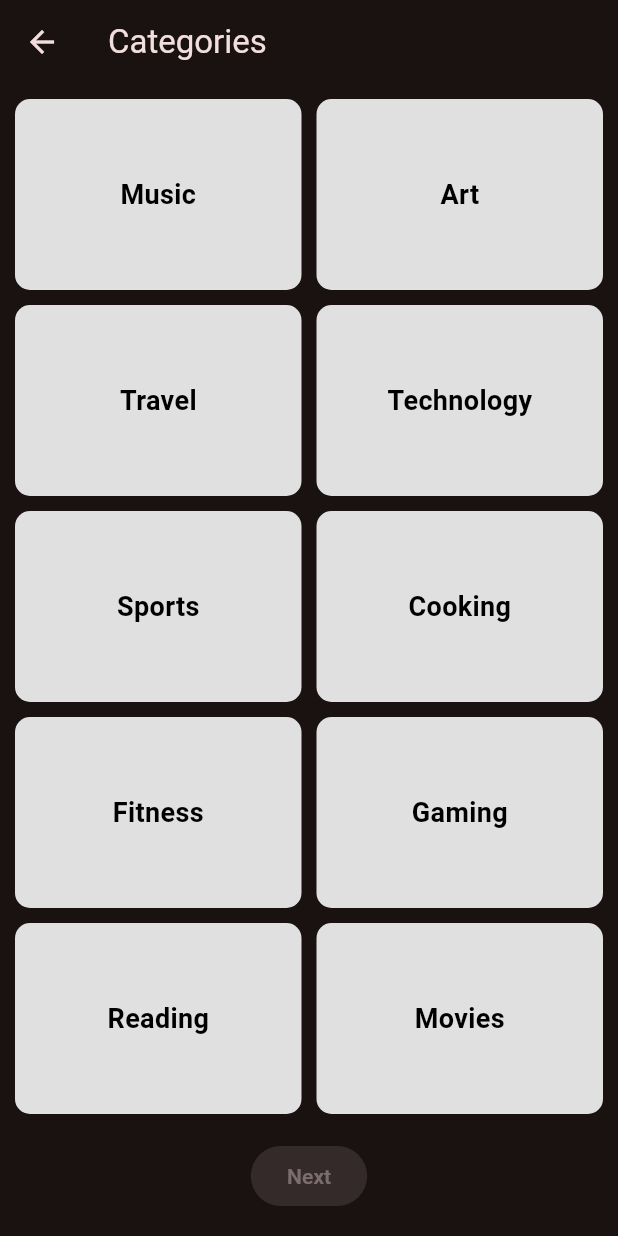
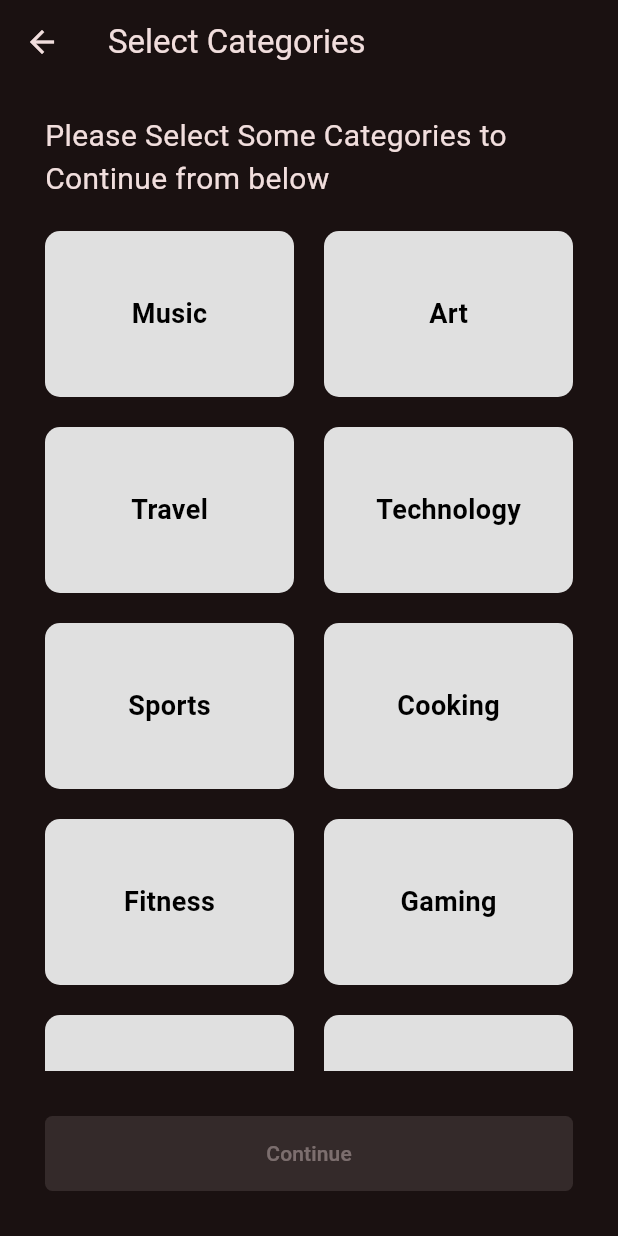
Before and after one commit to TheAutomators-Git/AI-Companion-Frontend, a Flutter app: the CategoriesPage screen opened directly, on a phone screen of 412 x 824 dp. Run offline on Flutter 3.47's test engine with Material 3 defaults, Android fonts, the phone set to English and light mode, and no system bars; our stand-ins replace carousel_slider, flutter_dotenv.

Commit message:
fixed categories pages

```diff
--- a/lib/pages/categories_page.dart
+++ b/lib/pages/categories_page.dart
@@ -1,5 +1,4 @@
 import 'package:flutter/material.dart';
-import 'display_page.dart'; // Import the DisplayPage
 
 class CategoriesPage extends StatefulWidget {
   @override
@@ -15,33 +14,62 @@ class _CategoriesPageState extends State<CategoriesPage> {
   ];
 
   Set<int> selectedCategories = Set<int>();
+  String warningMessage = '';
+
+  // Method to convert selected indices to category names
+  List<String> getSelectedCategoryNames() {
+    return selectedCategories.map((index) => categories[index]).toList();
+  }
 
   @override
   Widget build(BuildContext context) {
     return Scaffold(
       appBar: AppBar(
-        title: Text('Categories'),
+        title: Text('Select Categories'),
       ),
       body: LayoutBuilder(
         builder: (context, constraints) {
-          double maxWidth = 600; // Set your desired maximum width here
+          double maxWidth = 600;
           double gridWidth = constraints.maxWidth < maxWidth
               ? constraints.maxWidth
               : maxWidth;
 
-          return Center(
+          return Container(
+            padding: EdgeInsets.all(20.0),
+            child: Center(
               child: SizedBox(
                 width: gridWidth,
                 child: Column(
                   children: [
+                    Padding(
+                      padding: EdgeInsets.fromLTRB(10, 0, 10, 10),
+                      child: Align(
+                        alignment: Alignment.centerLeft,
+                        child: Text(
+                          "Please Select Some Categories to Continue from below",
+                          style: TextStyle(fontSize: 20),
+                        ),
+                      ),
+                    ),
+                    if (warningMessage.isNotEmpty)
+                      Padding(
+                        padding: EdgeInsets.fromLTRB(10, 0, 10, 10),
+                        child: Align(
+                          alignment: Alignment.centerLeft,
+                          child: Text(
+                            warningMessage,
+                            style: TextStyle(color: Colors.red, fontSize: 20),
+                          ),
+                        ),
+                      ),
                     Expanded(
                       child: GridView.builder(
                         padding: EdgeInsets.all(10.0),
                         gridDelegate: SliverGridDelegateWithFixedCrossAxisCount(
                           crossAxisCount: 2,
                           childAspectRatio: 3 / 2,
-                        crossAxisSpacing: 10,
-                        mainAxisSpacing: 10,
+                          crossAxisSpacing: 20,
+                          mainAxisSpacing: 20,
                         ),
                         itemCount: categories.length,
                         itemBuilder: (context, index) {
@@ -50,15 +78,22 @@ class _CategoriesPageState extends State<CategoriesPage> {
                               setState(() {
                                 if (selectedCategories.contains(index)) {
                                   selectedCategories.remove(index);
+                                  warningMessage = '';
                                 } else {
+                                  if (selectedCategories.length < 5) {
                                     selectedCategories.add(index);
+                                    warningMessage = '';
+                                  } else {
+                                    warningMessage =
+                                        'You can select max 5 categories.';
+                                  }
                                 }
                               });
                             },
                             child: Container(
                               decoration: BoxDecoration(
                                 color: selectedCategories.contains(index)
-                                  ? Color(0xFFfc5656) // Updated color
+                                    ? Color(0xFFfc5656)
                                     : Colors.grey[300],
                                 borderRadius: BorderRadius.circular(10),
                               ),
@@ -79,23 +114,27 @@ class _CategoriesPageState extends State<CategoriesPage> {
                       ),
                     ),
                     Padding(
-                    padding: const EdgeInsets.all(16.0),
+                      padding: const EdgeInsets.fromLTRB(10, 30, 10, 10),
+                      child: SizedBox(
+                        width: double.infinity,
+                        height: 50,
                         child: ElevatedButton(
                           onPressed: selectedCategories.length >= 5
                               ? () {
-                              // Navigate to DisplayPage
-                              Navigator.push(
-                                context,
-                                MaterialPageRoute(
-                                  builder: (context) => DisplayPage(),
-                                ),
-                              );
                                 }
                               : null,
-                      child: Text('Next'),
+                          style: ElevatedButton.styleFrom(
+                            shape: RoundedRectangleBorder(
+                              borderRadius: BorderRadius.circular(5),
+                            ),
+                            padding: EdgeInsets.zero,
+                          ),
+                          child: Text('Continue'),
+                        ),
                       ),
                     ),
                   ],
+                ),
               ),
             ),
           );
```
Also changed, not shown: lib/pages/display_page.dart (+3 -9 lines), lib/pages/home_page.dart (+5 -10 lines). Lines whose indentation alone changed are shown as unchanged.
